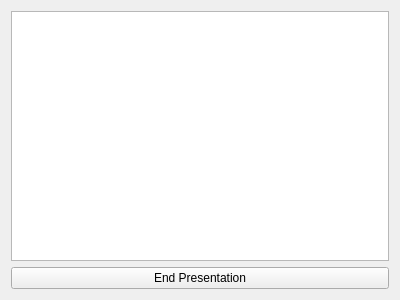
First picture: the form in presentation/powerpointpresenter.ui, repository genosse-einhorn/FishyRecorder, before the edit.
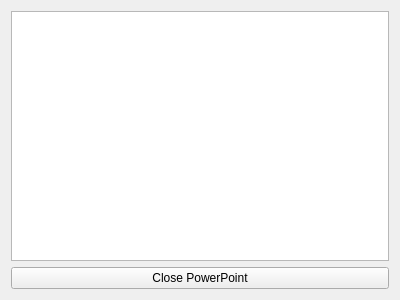
Second picture: the form after the edit.

Commit message: More tiny pieces of UI work

Patch:
```diff
--- a/presentation/powerpointpresenter.ui
+++ b/presentation/powerpointpresenter.ui
@@ -48,7 +48,7 @@
    <item row="1" column="0">
     <widget class="QPushButton" name="endBtn">
      <property name="text">
-      <string>End Presentation</string>
+      <string>Close PowerPoint</string>
      </property>
     </widget>
    </item>
```
The commit also changes 7 other files.
